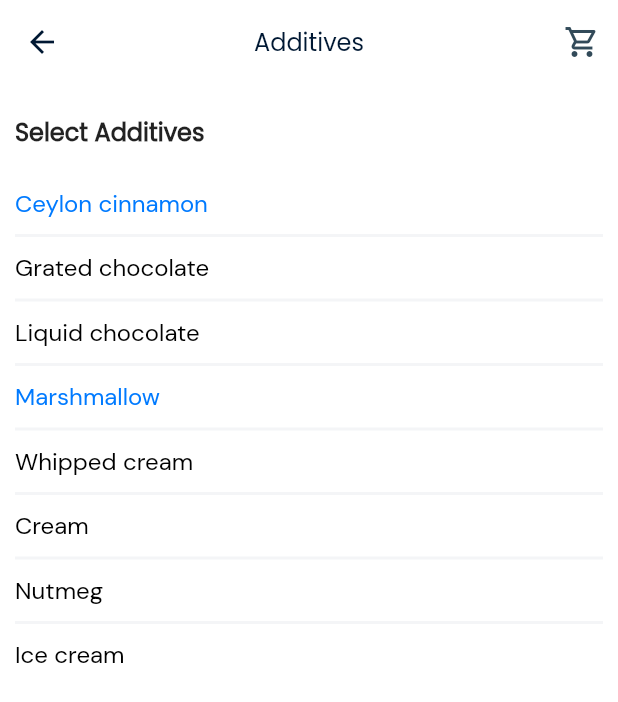
After one commit to ahmedzaydan/Coffee_App, a Flutter app: the CoffeeLoverAssemblageView screen opened by its route, after a tap on "Additives", on a phone screen of 412 x 824 dp. The commit adds this screen. Shown: the top 702 px of the screen. Run offline on Flutter 3.47's test engine with Material 2 defaults, Android fonts, the phone set to English and light mode, and no system bars; our stand-ins replace cached_network_image, flutter_svg, go_router, google_fonts; network calls fail.

Commit message:
Select additives and coffee sort UI added

```diff
--- a/caffeine_connect/lib/core/utils/routes_manager.dart
+++ b/caffeine_connect/lib/core/utils/routes_manager.dart
@@ -6,7 +6,10 @@ import 'package:caffeine_connect/features/order/data/models/menu_item_model.dart
 import 'package:caffeine_connect/features/order/presentation/views/coffee_lover_assemblage_view.dart';
 import 'package:caffeine_connect/features/order/presentation/views/make_order_view.dart';
 import 'package:caffeine_connect/features/order/presentation/views/menu_view.dart';
+import 'package:caffeine_connect/features/order/presentation/views/orders_view.dart';
 import 'package:caffeine_connect/features/order/presentation/views/select_barista_view.dart';
+import 'package:caffeine_connect/features/order/presentation/views/widgets/coffee_lover_assemblage/additives.dart';
+import 'package:caffeine_connect/features/order/presentation/views/widgets/coffee_lover_assemblage/coffee_sort.dart';
 import 'package:caffeine_connect/features/splash/presentation/views/splash_view.dart';
 import 'package:caffeine_connect/features/splash/presentation/views/welcome_view.dart';
 import 'package:go_router/go_router.dart';
@@ -25,8 +28,8 @@ abstract class RoutesManager {
   static const String makeOrder = '/makeOrder';
   static const String coffeeLoverAssemblageView = '/coffeeLoverAssemblage';
   static const String selectBaristaView = '/selectBarista';
-  static const String coffeeCountry = '/coffeeCountry';
   static const String coffeeSortView = '/coffeeSort';
+  static const String additvesView = '/additives';
   static const String ordersView = '/orders';
   static const String paymentView = '/payment';
   static const String profileView = '/profile';
@@ -93,6 +96,24 @@ abstract class RoutesManager {
         path: selectBaristaView,
         builder: (context, state) => const SelectBaristaView(),
       ),
+
+      // coffee sort screen
+      GoRoute(
+        path: coffeeSortView,
+        builder: (context, state) => const CoffeeSortView(),
+      ),
+
+      // additives screen
+      GoRoute(
+        path: additvesView,
+        builder: (context, state) => const AdditivesView(),
+      ),
+
+      // orders screen
+      GoRoute(
+        path: ordersView,
+        builder: (context, state) => const OrdersView(),
+      ),
     ],
   );
 }
--- a/caffeine_connect/lib/core/utils/strings_manager.dart
+++ b/caffeine_connect/lib/core/utils/strings_manager.dart
@@ -77,4 +77,24 @@ abstract class StringsManager {
 
   static const String baristaName = 'Barista Name';
   static const String baristaRating = 'Top Barista';
+
+  // coffee sort
+  static const String santos = 'Santos';
+  static const String bourbonSantos = 'Bourbon santos';
+  static const String minas = 'Minas';
+  static const String rio = 'Rio';
+  static const String canilon = 'Canilon';
+  static const String flatBeat = 'Flat beat';
+  static const String selectCoffeeSort = 'Select a sort of coffee';
+
+  // additives
+  static const String ceylonCinnamon = 'Ceylon cinnamon';
+  static const String gratedChocolate = 'Grated chocolate';
+  static const String liquidChocolate = 'Liquid chocolate';
+  static const String marshmallow = 'Marshmallow';
+  static const String whippedCream = 'Whipped cream';
+  static const String cream = 'Cream';
+  static const String nutmeg = 'Nutmeg';
+  static const String iceCream = 'Ice cream';
+  static const String selectAdditives = 'Select Additives';
 }
--- a/caffeine_connect/lib/features/order/presentation/views/coffee_lover_assemblage_view.dart
+++ b/caffeine_connect/lib/features/order/presentation/views/coffee_lover_assemblage_view.dart
@@ -14,7 +14,7 @@ class CoffeeLoverAssemblageView extends StatelessWidget {
         context: context,
         title: StringsManager.coffeeLoverAssemblage,
       ),
-      body: screens[1], // TODO: use cubit to change screens
+      body: screens[0], // TODO: use cubit to change screens
     );
   }
 }
--- a/caffeine_connect/lib/features/order/presentation/views/coffee_lover_assemblage_view_body.dart
+++ b/caffeine_connect/lib/features/order/presentation/views/coffee_lover_assemblage_view_body.dart
@@ -1,3 +1,5 @@
+import 'package:caffeine_connect/core/utils/functions.dart';
+import 'package:caffeine_connect/core/utils/routes_manager.dart';
 import 'package:caffeine_connect/core/utils/strings_manager.dart';
 import 'package:caffeine_connect/core/utils/values_manager.dart';
 import 'package:caffeine_connect/core/widgets/vertical_separator.dart';
@@ -36,9 +38,10 @@ class CoffeeLoverAssemblageViewBody extends StatelessWidget {
             // coffee sort
             CustomListTile(
               title: StringsManager.coffeeSort,
-              onTap: () {
-                // TODO: go to coffee sort screen
-              },
+              onTap: () => navigateTo(
+                context: context,
+                dest: RoutesManager.coffeeSortView,
+              ),
             ),
             const VerticalSeparator(top: ValuesManager.v0),
             const Roasting(),
@@ -51,7 +54,10 @@ class CoffeeLoverAssemblageViewBody extends StatelessWidget {
             CustomListTile(
               title: StringsManager.additives,
               onTap: () {
-                // TODO: go to coffee sort screen
+                navigateTo(
+                  context: context,
+                  dest: RoutesManager.additvesView,
+                );
               },
             ),
             const VerticalSeparator(
@@ -62,7 +68,14 @@ class CoffeeLoverAssemblageViewBody extends StatelessWidget {
             const VerticalSeparator(top: ValuesManager.v15),
             const TotalPrice(price: 9.00),
             const SizedBox(height: ValuesManager.v20),
-            const NextButton(), // TODO: (go to my order screen)
+            NextButton(
+              onPressed: () {
+                navigateTo(
+                  context: context,
+                  dest: RoutesManager.ordersView,
+                );
+              },
+            ),
           ],
         ),
       ),
--- /dev/null
+++ b/caffeine_connect/lib/features/order/presentation/views/widgets/coffee_lover_assemblage/additives.dart
@@ -0,0 +1,71 @@
+import 'package:caffeine_connect/core/utils/color_manager.dart';
+import 'package:caffeine_connect/core/utils/constants.dart';
+import 'package:caffeine_connect/core/utils/functions.dart';
+import 'package:caffeine_connect/core/utils/strings_manager.dart';
+import 'package:caffeine_connect/core/utils/styles.dart';
+import 'package:caffeine_connect/core/utils/values_manager.dart';
+import 'package:caffeine_connect/core/widgets/vertical_separator.dart';
+import 'package:flutter/foundation.dart';
+import 'package:flutter/material.dart';
+
+class AdditivesView extends StatelessWidget {
+  const AdditivesView({super.key});
+
+  @override
+  Widget build(BuildContext context) {
+    return Scaffold(
+      appBar: getCustomAppBar(
+        context: context,
+        title: StringsManager.additives,
+      ),
+      body: Padding(
+        padding: const EdgeInsets.all(ValuesManager.v10),
+        child: Column(
+          crossAxisAlignment: CrossAxisAlignment.start,
+          children: [
+            const SizedBox(height: ValuesManager.v10),
+            Text(
+              StringsManager.selectAdditives,
+              style: Styles.textStyle16.copyWith(fontWeight: FontWeight.bold),
+            ),
+            const SizedBox(height: ValuesManager.v25),
+            Expanded(
+              child: ListView.separated(
+                itemBuilder: (context, index) {
+                  return GestureDetector(
+                    onTap: () {
+                      if (kDebugMode) print("${additives[index]} choosen");
+                    },
+                    child: Text(
+                      additives[index],
+                      style: Styles.textStyle16.copyWith(
+                        fontFamily: Constants.dmSans,
+                        color: (index == 0 || index == 3)
+                            ? ColorManager.blue
+                            : Colors.black,
+                        // TODO: change color based on selection value
+                      ),
+                    ),
+                  );
+                },
+                separatorBuilder: (context, index) => const VerticalSeparator(),
+                itemCount: additives.length,
+              ),
+            ),
+          ],
+        ),
+      ),
+    );
+  }
+}
+
+List<String> additives = [
+  StringsManager.ceylonCinnamon,
+  StringsManager.gratedChocolate,
+  StringsManager.liquidChocolate,
+  StringsManager.marshmallow,
+  StringsManager.whippedCream,
+  StringsManager.cream,
+  StringsManager.nutmeg,
+  StringsManager.iceCream,
+];
--- a/caffeine_connect/lib/features/order/presentation/views/widgets/coffee_lover_assemblage/roasting.dart
+++ b/caffeine_connect/lib/features/order/presentation/views/widgets/coffee_lover_assemblage/roasting.dart
@@ -25,19 +25,19 @@ class Roasting extends StatelessWidget {
             children: [
               // one flame
               CustomIcon(
-                child: CustomAssetImage(image: AssetsManager.flame),
+                child: CustomSvgImage(image: AssetsManager.flame),
               ),
 
               // two flames
               CustomIcon(
                 count: 2,
-                child: CustomAssetImage(image: AssetsManager.flame),
+                child: CustomSvgImage(image: AssetsManager.flame),
               ),
 
               // three flames
               CustomIcon(
                 count: 3,
-                child: CustomAssetImage(
+                child: CustomSvgImage(
                   image: AssetsManager.flame,
                   color: ColorManager.black1,
                 ),
```
Also changed, not shown: caffeine_connect/lib/features/order/presentation/views/orders_view.dart (added, +10 -0 lines), caffeine_connect/lib/features/order/presentation/views/widgets/coffee_lover_assemblage/coffee_sort.dart (added, +67 -0 lines), caffeine_connect/lib/features/order/presentation/views/widgets/make_order/make_order_view_body.dart (+7 -1 lines).
